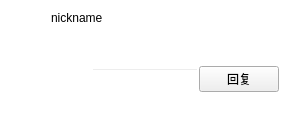
iwxyi/CatlikeQQ, file notification/notificationcard.ui: the form before one commit.
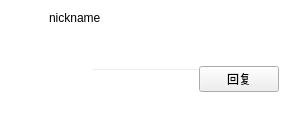
The form after the commit. Custom widgets are drawn as their Qt base class.

```diff
--- a/notification/notificationcard.ui
+++ b/notification/notificationcard.ui
@@ -34,7 +34,7 @@
    <item>
     <layout class="QHBoxLayout" name="horizontalLayout">
      <property name="spacing">
-      <number>8</number>
+      <number>6</number>
      </property>
      <item>
       <layout class="QVBoxLayout" name="verticalLayout_3">
```
